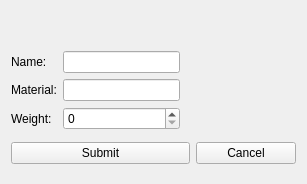
First picture: the form in editparts.ui, repository androids7/mysqlclient, before the edit.
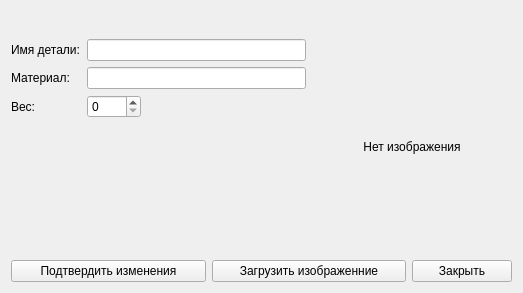
Second picture: the form after the edit. Icons and pictures are not drawn.

What changed in the file:
```diff
--- a/editparts.ui
+++ b/editparts.ui
@@ -6,16 +6,45 @@
    <rect>
     <x>0</x>
     <y>0</y>
-    <width>307</width>
-    <height>184</height>
+    <width>523</width>
+    <height>293</height>
    </rect>
   </property>
   <property name="windowTitle">
    <string>Dialog</string>
   </property>
-  <layout class="QGridLayout" name="gridLayout_2">
-   <item row="0" column="0" colspan="2">
-    <layout class="QHBoxLayout" name="horizontalLayout">
+  <layout class="QGridLayout" name="gridLayout_3">
+   <item row="0" column="0">
+    <layout class="QHBoxLayout" name="horizontalLayout_2">
+     <item>
+      <widget class="QPushButton" name="btnFirst">
+       <property name="cursor">
+        <cursorShape>PointingHandCursor</cursorShape>
+       </property>
+       <property name="focusPolicy">
+        <enum>Qt::ClickFocus</enum>
+       </property>
+       <property name="toolTip">
+        <string>First record</string>
+       </property>
+       <property name="text">
+        <string/>
+       </property>
+       <property name="icon">
+        <iconset resource="img.qrc">
+         <normaloff>:/first.png</normaloff>:/first.png</iconset>
+       </property>
+       <property name="iconSize">
+        <size>
+         <width>20</width>
+         <height>20</height>
+        </size>
+       </property>
+       <property name="flat">
+        <bool>true</bool>
+       </property>
+      </widget>
+     </item>
      <item>
       <widget class="QPushButton" name="btnPrev">
        <property name="cursor">
@@ -138,41 +167,65 @@
        </property>
       </widget>
      </item>
+     <item>
+      <widget class="QPushButton" name="btnLast">
+       <property name="cursor">
+        <cursorShape>PointingHandCursor</cursorShape>
+       </property>
+       <property name="focusPolicy">
+        <enum>Qt::ClickFocus</enum>
+       </property>
+       <property name="toolTip">
+        <string>Last record</string>
+       </property>
+       <property name="text">
+        <string/>
+       </property>
+       <property name="icon">
+        <iconset resource="img.qrc">
+         <normaloff>:/last.png</normaloff>:/last.png</iconset>
+       </property>
+       <property name="iconSize">
+        <size>
+         <width>20</width>
+         <height>20</height>
+        </size>
+       </property>
+       <property name="flat">
+        <bool>true</bool>
+       </property>
+      </widget>
+     </item>
     </layout>
    </item>
-   <item row="1" column="0" colspan="2">
+   <item row="1" column="0">
+    <layout class="QGridLayout" name="gridLayout_2">
+     <item row="0" column="0">
     <layout class="QGridLayout" name="gridLayout">
-     <item row="1" column="1">
-      <widget class="QLineEdit" name="editMaterial"/>
-     </item>
-     <item row="1" column="0">
-      <widget class="QLabel" name="labelMaterial">
-       <property name="text">
-        <string>Material:</string>
-       </property>
-      </widget>
-     </item>
-     <item row="0" column="1">
-      <widget class="QLineEdit" name="editName"/>
-     </item>
      <item row="0" column="0">
       <widget class="QLabel" name="labelName">
        <property name="text">
-        <string>Name:</string>
+          <string>Имя детали:</string>
        </property>
       </widget>
      </item>
+       <item row="0" column="1" colspan="2">
+        <widget class="QLineEdit" name="editName"/>
+       </item>
+       <item row="1" column="0">
+        <widget class="QLabel" name="labelMaterial">
+         <property name="text">
+          <string>Материал:</string>
+         </property>
+        </widget>
+       </item>
+       <item row="1" column="1" colspan="2">
+        <widget class="QLineEdit" name="editMaterial"/>
+       </item>
      <item row="2" column="0">
       <widget class="QLabel" name="labelWeight">
        <property name="text">
-        <string>Weight:</string>
-       </property>
-      </widget>
-     </item>
-     <item row="2" column="1">
-      <widget class="QSpinBox" name="spinboxWeight">
-       <property name="maximum">
-        <number>99999</number>
+          <string>Вес:</string>
        </property>
       </widget>
      </item>
@@ -189,16 +242,63 @@
        </property>
       </spacer>
      </item>
+       <item row="2" column="1">
+        <widget class="QSpinBox" name="spinboxWeight">
+         <property name="maximum">
+          <number>9999</number>
+         </property>
+        </widget>
+       </item>
+      </layout>
+     </item>
+     <item row="0" column="1" rowspan="2">
+      <widget class="QLabel" name="imageLabel">
+       <property name="minimumSize">
+        <size>
+         <width>200</width>
+         <height>200</height>
+        </size>
+       </property>
+       <property name="text">
+        <string>Нет изображения</string>
+       </property>
+       <property name="alignment">
+        <set>Qt::AlignCenter</set>
+       </property>
+      </widget>
+     </item>
+     <item row="1" column="0">
+      <spacer name="verticalSpacer">
+       <property name="orientation">
+        <enum>Qt::Vertical</enum>
+       </property>
+       <property name="sizeHint" stdset="0">
+        <size>
+         <width>20</width>
+         <height>40</height>
+        </size>
+       </property>
+      </spacer>
+     </item>
     </layout>
    </item>
    <item row="2" column="0">
+    <layout class="QHBoxLayout" name="horizontalLayout">
+     <item>
     <widget class="QPushButton" name="btnSubmit">
      <property name="text">
-      <string>Submit</string>
+        <string>Подтвердить изменения</string>
      </property>
     </widget>
    </item>
-   <item row="2" column="1">
+     <item>
+      <widget class="QPushButton" name="btnLoadImage">
+       <property name="text">
+        <string>Загрузить изображенние</string>
+       </property>
+      </widget>
+     </item>
+     <item>
     <widget class="QPushButton" name="btnCancel">
      <property name="minimumSize">
       <size>
@@ -216,9 +316,11 @@
       <enum>Qt::LeftToRight</enum>
      </property>
      <property name="text">
-      <string>Cancel</string>
-     </property>
-    </widget>
+        <string>Закрыть</string>
+       </property>
+      </widget>
+     </item>
+    </layout>
    </item>
   </layout>
  </widget>
```
Left out of the diff: 2 changed lines with no effect on the pictures. Lines whose indentation alone changed are shown as unchanged.
